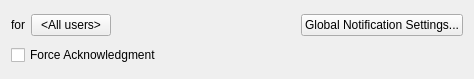
Old version of the form client/nx_client_desktop/src/ui/widgets/business/popup_business_action_widget.ui in the repository networkoptix/nx_open.
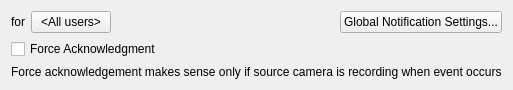
New version of the form.

Commit message:
VMS-6713: Add alert about recording below "Force Acknowledgement" checkbox
<==== Mercurial data ====>
Branch: vms_3.1_gui

The edit to the form file:
```diff
--- a/client/nx_client_desktop/src/ui/widgets/business/popup_business_action_widget.ui
+++ b/client/nx_client_desktop/src/ui/widgets/business/popup_business_action_widget.ui
@@ -7,7 +7,7 @@
     <x>0</x>
     <y>0</y>
     <width>474</width>
-    <height>79</height>
+    <height>85</height>
    </rect>
   </property>
   <property name="windowTitle">
@@ -59,6 +59,13 @@
      </property>
     </widget>
    </item>
+   <item>
+    <widget class="QLabel" name="acknowledgementLabel">
+     <property name="text">
+      <string>Force acknowledgement makes sense only if source camera is recording when event occurs</string>
+     </property>
+    </widget>
+   </item>
   </layout>
  </widget>
  <resources/>
```
The commit also changes 1 other file.
